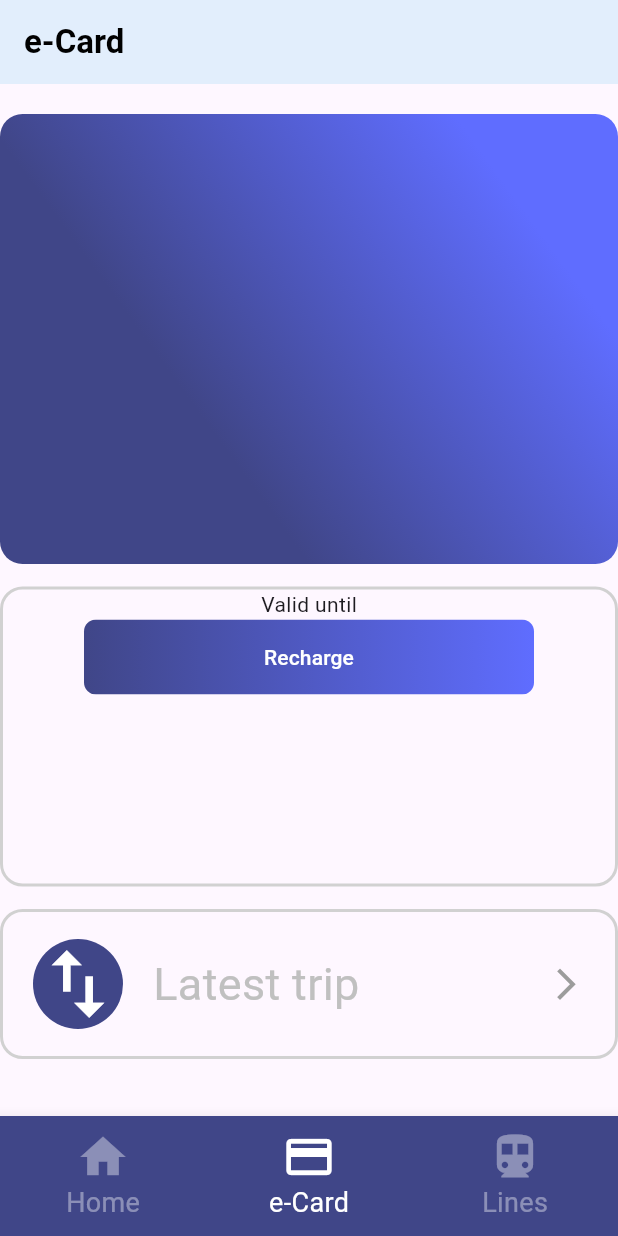
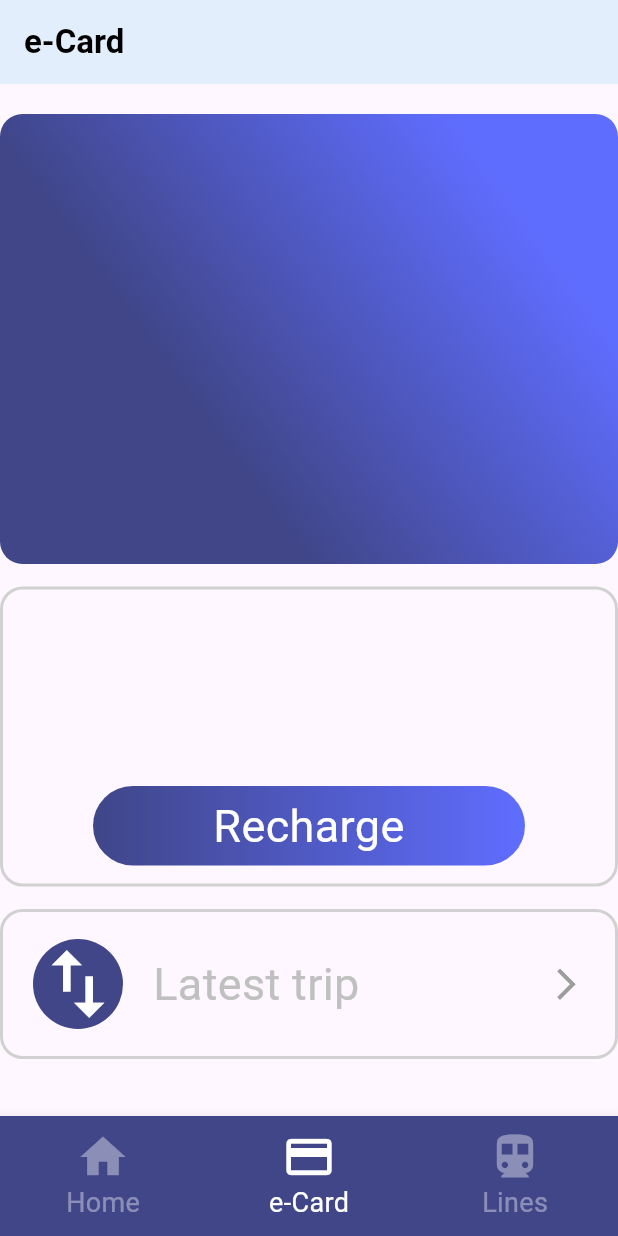
Before and after one commit to francesctr4/FlutterAppProject, a Flutter app: the screen it shows after launch, item 2 of the bottom bar chosen, on a phone screen of 412 x 824 dp. Run offline on Flutter 3.47's test engine with Material 3 defaults, Android fonts, the phone set to English and light mode, and no system bars.

Commit message:
e-Card Screen: Recharge button fixed

```diff
--- a/flutter_app_project/project_source/lib/screens/e_card_screen.dart
+++ b/flutter_app_project/project_source/lib/screens/e_card_screen.dart
@@ -43,13 +43,17 @@ class ECardScreen extends StatelessWidget {
                   ),
                 ),
                 child: Column(
+                  crossAxisAlignment: CrossAxisAlignment.stretch,
+                  mainAxisAlignment: MainAxisAlignment.end,
                   children: [
-                    const Text("Valid until"),
-                    ElevatedButton(
-                      onPressed: () {},
-                      style: ElevatedButton.styleFrom(
-                          backgroundColor: Colors.transparent, elevation: 0),
-                      child: Ink(
+                    //const Text("Valid until"),
+                    Padding(
+                      padding: const EdgeInsets.only(
+                        bottom: 12,
+                        left: 60,
+                        right: 60,
+                      ),
+                      child: Container(
                         decoration: BoxDecoration(
                           gradient: const LinearGradient(
                             colors: [
@@ -57,16 +61,20 @@ class ECardScreen extends StatelessWidget {
                               Color.fromRGBO(95, 109, 255, 1),
                             ],
                           ),
-                          borderRadius: BorderRadius.circular(8.0),
+                          borderRadius: BorderRadius.circular(30.0),
                         ),
-                        child: Container(
-                          constraints: const BoxConstraints(
-                              maxWidth: 300.0, minHeight: 50.0),
-                          alignment: Alignment.center,
-                          child: const Text(
+                        child: const Padding(
+                          padding: EdgeInsets.only(
+                            top: 5,
+                            bottom: 5,
+                          ),
+                          child: Text(
                             "Recharge",
                             textAlign: TextAlign.center,
-                            style: TextStyle(color: Colors.white),
+                            style: TextStyle(
+                              color: Colors.white,
+                              fontSize: 30,
+                            ),
                           ),
                         ),
                       ),
```
